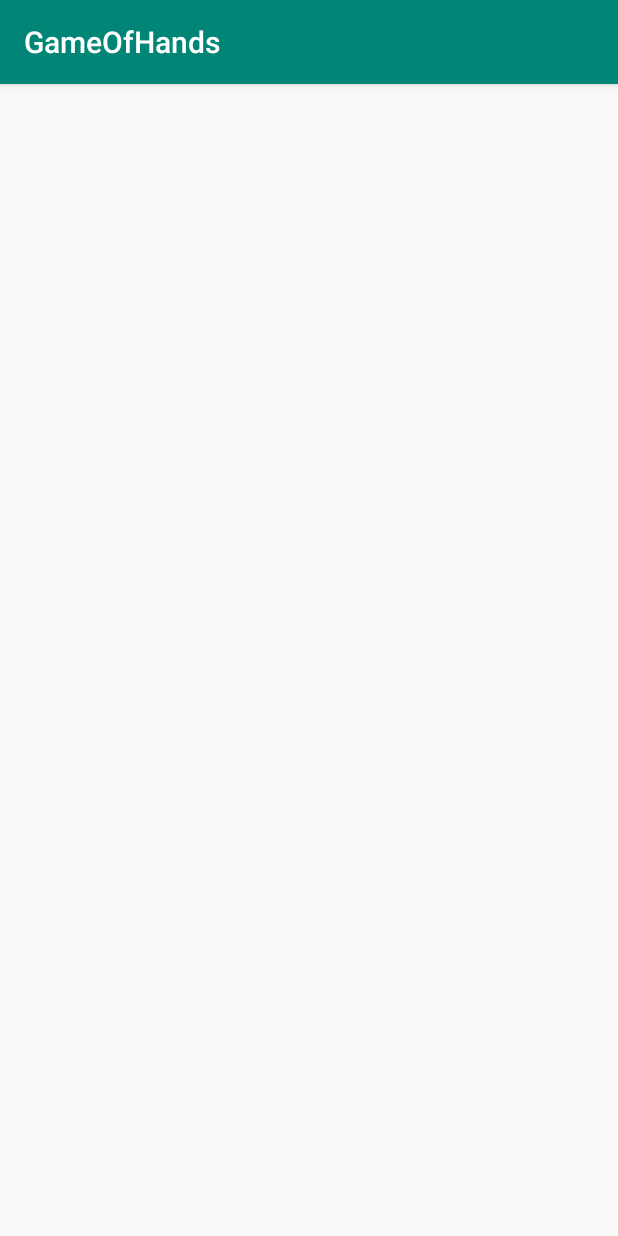
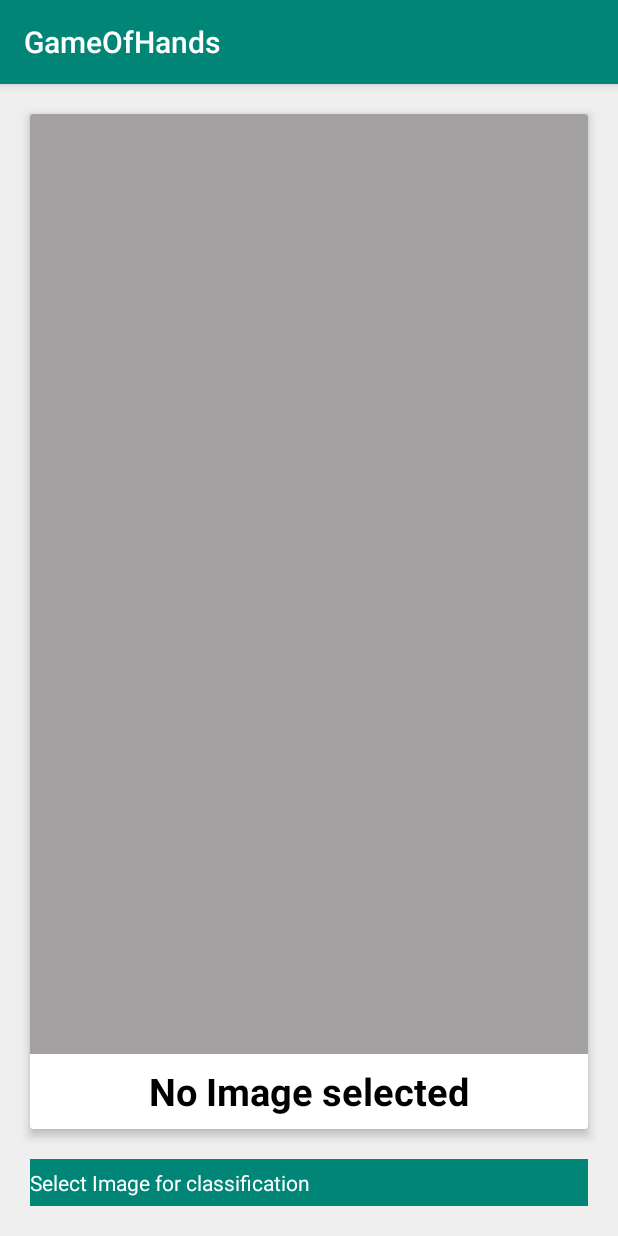
Before and after one commit to sunil-kumarr/GameOfHands, an Android app: the screen it shows after launch (MainActivity), on a phone screen of 412 x 824 dp. Run offline under Robolectric (Android 15) with nearby library versions, the phone set to English and light mode, and no system bars.

Commit message:
Created select image layout

```diff
--- a/app/src/main/res/layout/activity_main.xml
+++ b/app/src/main/res/layout/activity_main.xml
@@ -4,8 +4,64 @@
     xmlns:tools="http://schemas.android.com/tools"
     android:layout_width="match_parent"
     android:layout_height="match_parent"
+    android:background="#F0EFEF"
     tools:context=".MainActivity">
 
+    <androidx.cardview.widget.CardView
+        android:id="@+id/selected_image_container_card"
+        android:layout_width="0dp"
+        android:layout_height="0dp"
+        android:layout_margin="20dp"
+        android:background="@color/white"
+        app:cardBackgroundColor="@color/white"
+        app:cardElevation="4dp"
+        app:layout_constraintBottom_toTopOf="@id/select_img_btn"
+        app:layout_constraintEnd_toEndOf="parent"
+        app:layout_constraintStart_toStartOf="parent"
+        app:layout_constraintTop_toTopOf="parent">
+
+        <FrameLayout
+            android:layout_width="match_parent"
+            android:layout_height="match_parent">
+
+            <ImageView
+                android:id="@+id/selected_image"
+                android:layout_width="match_parent"
+                android:layout_height="match_parent"
+                android:background="#A3A1A1"
+                android:scaleType="fitXY"
+                app:layout_constraintBottom_toTopOf="@id/select_img_btn"
+                app:layout_constraintEnd_toEndOf="parent"
+                app:layout_constraintStart_toStartOf="parent"
+                app:layout_constraintTop_toTopOf="parent" />
+
+            <com.google.android.material.textview.MaterialTextView
+                android:id="@+id/text_view_prediction_label"
+                android:layout_width="match_parent"
+                android:layout_height="50dp"
+                android:layout_gravity="bottom"
+                android:background="@color/white"
+                android:gravity="center"
+                android:text="No Image selected"
+                android:textAlignment="center"
+                android:textColor="@color/black"
+                android:textSize="25dp"
+                android:textStyle="bold" />
+        </FrameLayout>
+
+    </androidx.cardview.widget.CardView>
 
 
+    <com.google.android.material.button.MaterialButton
+        android:id="@+id/select_img_btn"
+        android:layout_width="match_parent"
+        android:layout_height="wrap_content"
+        android:layout_margin="20dp"
+        android:background="@color/orange"
+        android:text="@string/selectImage"
+        android:textColor="@color/white"
+        app:cornerRadius="10dp"
+        app:layout_constraintBottom_toBottomOf="parent"
+        app:layout_constraintEnd_toEndOf="parent"
+        app:layout_constraintStart_toStartOf="parent" />
 </androidx.constraintlayout.widget.ConstraintLayout>
--- a/app/src/main/res/values/colors.xml
+++ b/app/src/main/res/values/colors.xml
@@ -3,4 +3,7 @@
     <color name="colorPrimary">#008577</color>
     <color name="colorPrimaryDark">#00574B</color>
     <color name="colorAccent">#D81B60</color>
+    <color name="white">#ffffff</color>
+    <color name="orange">#FF9800</color>
+    <color name="black">#000000</color>
 </resources>
--- a/app/src/main/res/values/strings.xml
+++ b/app/src/main/res/values/strings.xml
@@ -1,3 +1,4 @@
 <resources>
     <string name="app_name">GameOfHands</string>
+    <string name="selectImage">Select Image for classification</string>
 </resources>
```
